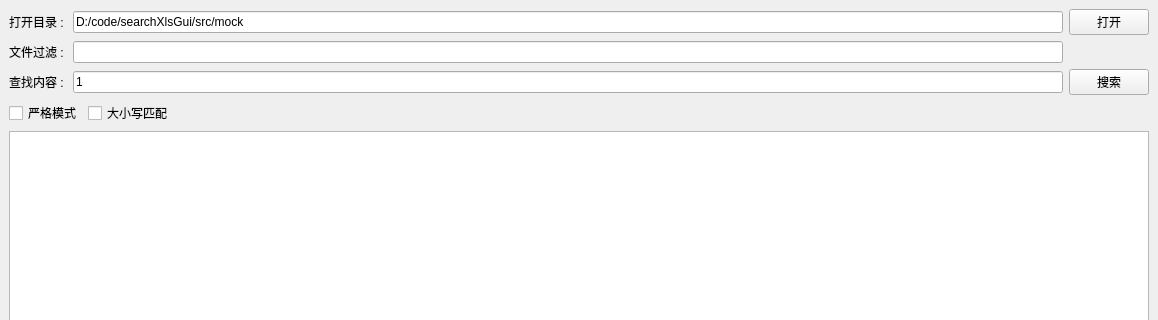
Old version of the form src/ui/main.ui in the repository elroy93/search-xls-gui; both pictures show x 0 to 1158 and y 0 to 320 of the 1158 by 682 pixel window.
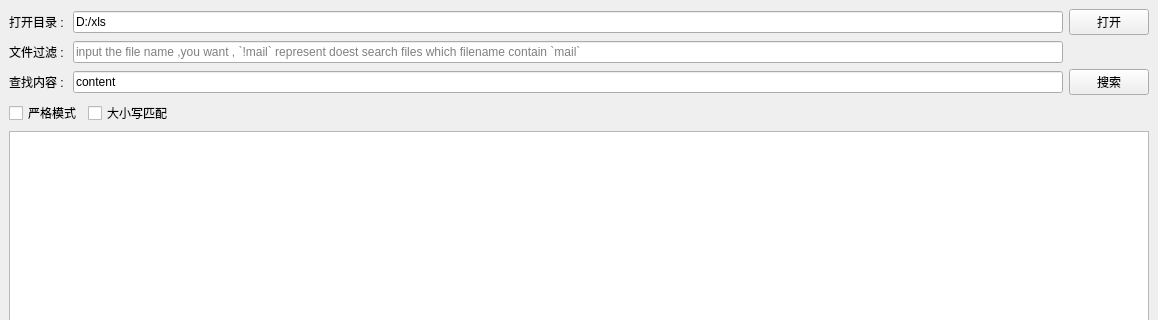
New version of the form. Icons and pictures are not drawn.

Diff of the .ui file:
```diff
--- a/src/ui/main.ui
+++ b/src/ui/main.ui
@@ -29,7 +29,7 @@
       <item row="2" column="1">
        <widget class="QLineEdit" name="le_input_search_text">
         <property name="text">
-         <string>1</string>
+         <string>content</string>
         </property>
        </widget>
       </item>
@@ -55,7 +55,11 @@
        </widget>
       </item>
       <item row="1" column="1">
-       <widget class="QLineEdit" name="le_input_file_filter"/>
+       <widget class="QLineEdit" name="le_input_file_filter">
+        <property name="placeholderText">
+         <string>input the file name ,you want , `!mail` represent doest search files which filename contain `mail`</string>
+        </property>
+       </widget>
       </item>
       <item row="0" column="2">
        <widget class="QPushButton" name="btn_open_dir">
@@ -67,7 +71,7 @@
       <item row="0" column="1">
        <widget class="QLineEdit" name="le_input_dir">
         <property name="text">
-         <string>D:/code/searchXlsGui/src/mock</string>
+         <string>D:/xls</string>
         </property>
        </widget>
       </item>
```
Left out of the diff: 8 changed lines with no effect on the pictures.
